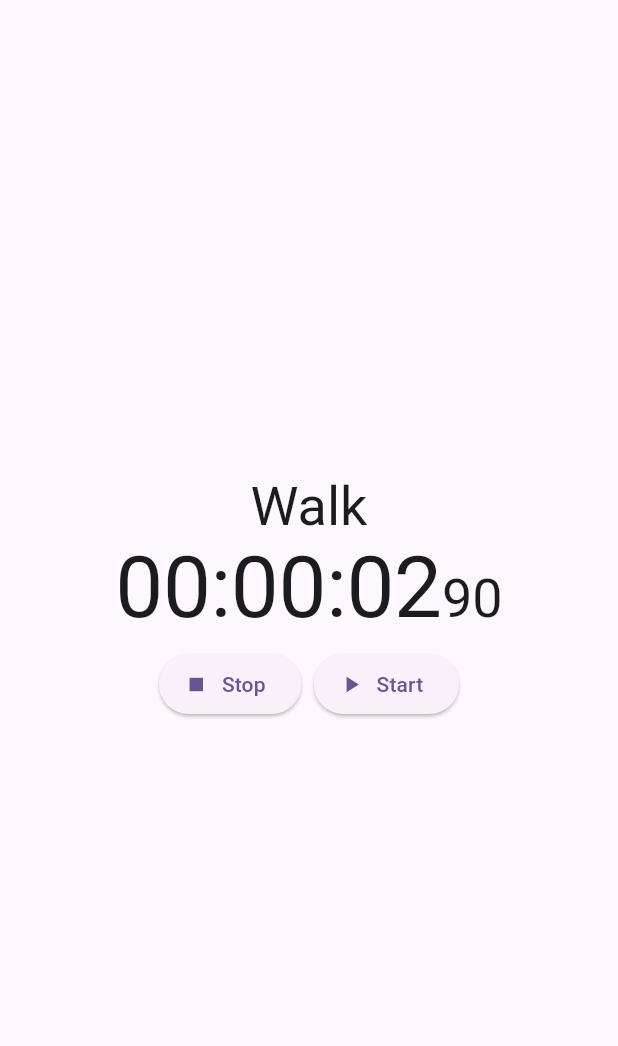
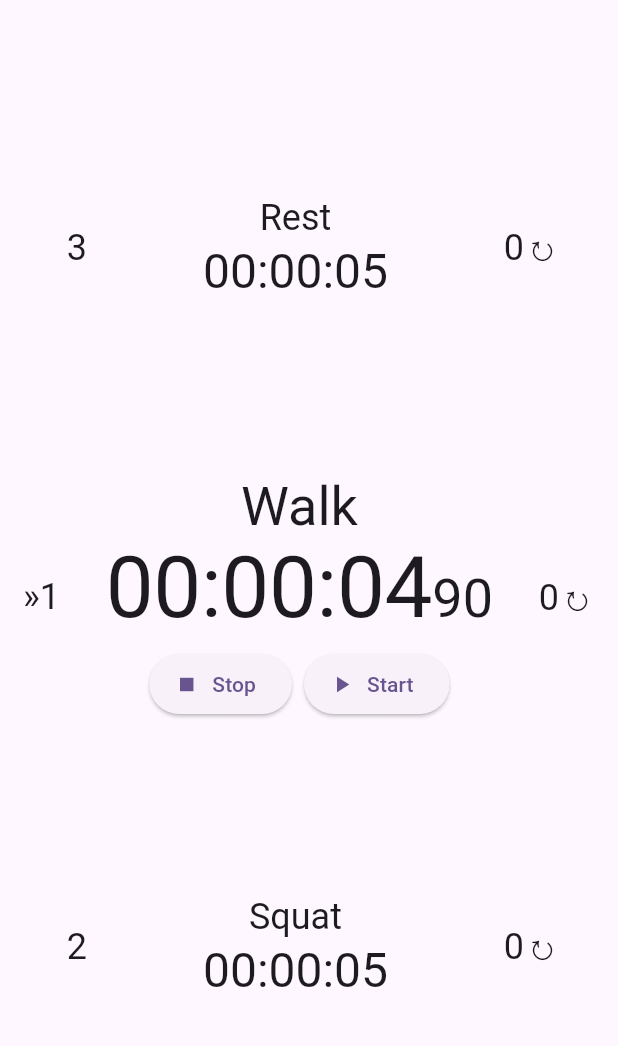
Before and after one commit to lucasrfma/interval_training_timer, a Flutter app: the screen it shows after launch, after a tap on "Start", on a phone screen of 412 x 824 dp, the part 63-1109 px from its top. Run offline on Flutter 3.47's test engine with Material 3 defaults, Android fonts, the light colour scheme and no system bars; missing offline and left inert: flutter_ringtone_player.

Commit message:
Training home now properly shows the previous, current and next interval. Once current interval ends, the next one starts automatically.

```diff
--- a/lib/main.dart
+++ b/lib/main.dart
@@ -4,16 +4,16 @@ import 'package:interval_training_timer/models/training_definition.dart';
 import 'package:interval_training_timer/widgets/interval_timer/training_home.dart';
 
 void main() {
-  runApp(const MyApp());
+  runApp(MyApp());
 }
 
 class MyApp extends StatelessWidget {
-  const MyApp({super.key});
+  MyApp({super.key});
 
-  static const dummyTraining = TrainingDefinition("Park", [
-    IntervalDefinition("Walk", Duration(seconds: 3)),
-    IntervalDefinition("Sprint", Duration(seconds: 3)),
-    IntervalDefinition("Rest", Duration(seconds: 3)),
+  final dummyTraining = TrainingDefinition("Park", [
+    IntervalDefinition("Walk", const Duration(seconds: 5), alarmDuration: 4),
+    IntervalDefinition("Squat", const Duration(seconds: 5), alarmDuration: 4),
+    IntervalDefinition("Rest", const Duration(seconds: 5), alarmDuration: 4),
   ]);
 
   @override
@@ -28,7 +28,7 @@ class MyApp extends StatelessWidget {
           appBar: AppBar(
             title: const Text("Interval Training Timer"),
           ),
-          body: const TrainingHome(dummyTraining)),
+          body: TrainingHome(dummyTraining)),
     );
   }
 }
--- a/lib/models/interval_definition.dart
+++ b/lib/models/interval_definition.dart
@@ -1,6 +1,8 @@
 class IntervalDefinition {
   final String name;
   final Duration duration;
+  final Duration alarmDuration;
 
-  const IntervalDefinition(this.name, this.duration);
+  IntervalDefinition(this.name, this.duration, {int alarmDuration = 8})
+      : alarmDuration = Duration(seconds: alarmDuration);
 }
--- a/lib/widgets/interval_timer/adjacent_interval.dart
+++ b/lib/widgets/interval_timer/adjacent_interval.dart
@@ -0,0 +1,26 @@
+import 'package:flutter/material.dart';
+import 'package:interval_training_timer/models/interval_definition.dart';
+
+class AdjacentInterval extends StatelessWidget {
+  const AdjacentInterval(this.interval, {super.key});
+
+  final IntervalDefinition interval;
+
+  @override
+  Widget build(BuildContext context) {
+    return Column(
+      mainAxisAlignment: MainAxisAlignment.center,
+      mainAxisSize: MainAxisSize.min,
+      children: [
+        Text(
+          interval.name,
+          style: Theme.of(context).textTheme.headlineSmall,
+        ),
+        Text(
+          interval.duration.toString().split(".").first.padLeft(8, "0"),
+          style: Theme.of(context).textTheme.headlineLarge,
+        ),
+      ],
+    );
+  }
+}
--- a/lib/widgets/interval_timer/timer_clock.dart
+++ b/lib/widgets/interval_timer/timer_clock.dart
@@ -1,14 +1,13 @@
 import 'dart:async';
 
 import 'package:flutter/material.dart';
-import 'package:flutter_ringtone_player/flutter_ringtone_player.dart';
 import 'package:interval_training_timer/models/interval_definition.dart';
 
 class TimerClock extends StatefulWidget {
   final IntervalDefinition interval;
-  final int alarmDuration;
+  final void Function() onTimerFinished;
 
-  const TimerClock(this.interval, {super.key, this.alarmDuration = 8});
+  const TimerClock(this.interval, this.onTimerFinished, {super.key});
 
   @override
   State<StatefulWidget> createState() => _TimerClockState();
@@ -17,10 +16,11 @@ class TimerClock extends StatefulWidget {
 class _TimerClockState extends State<TimerClock> {
   late String _bigTimeLeft;
   late String _smallTimeLeft;
+  late String _name;
   Timer? timer;
   static const refreshRate = Duration(milliseconds: 10);
   final stopwatch = Stopwatch();
-  var startable = true;
+  bool ready = true;
 
   void _updateTimeLeft(Duration duration) {
     var timeSplit = duration.toString().split(".");
@@ -31,6 +31,16 @@ class _TimerClockState extends State<TimerClock> {
   @override
   void initState() {
     super.initState();
+    _name = widget.interval.name;
+    _updateTimeLeft(widget.interval.duration);
+  }
+
+  @override
+  void didUpdateWidget(covariant TimerClock oldWidget) {
+    super.didUpdateWidget(oldWidget);
+    stopwatch.reset();
+    ready = true;
+    _name = widget.interval.name;
     _updateTimeLeft(widget.interval.duration);
   }
 
@@ -56,31 +66,24 @@ class _TimerClockState extends State<TimerClock> {
     setState(() {
       _updateTimeLeft(widget.interval.duration);
       stopwatch.reset();
-      startable = true;
     });
   }
 
-  void _timerFinished() {
-    _stopCountdown();
-    FlutterRingtonePlayer.playAlarm(asAlarm: true);
-    Future.delayed(Duration(seconds: widget.alarmDuration), () {
-      FlutterRingtonePlayer.stop();
-    });
-    setState(() {
-      startable = false;
-      _updateTimeLeft(Duration.zero);
-    });
+  void _finishInterval() {
+    ready = false;
+    widget.onTimerFinished();
   }
 
   void _updateClock(Timer t) {
+    if (ready) {
       var durationLeft = widget.interval.duration - stopwatch.elapsed;
-
       if (durationLeft < Duration.zero) {
-      _timerFinished();
+        _finishInterval();
       } else {
         setState(() {
           _updateTimeLeft(durationLeft);
         });
+      }
     }
   }
 
@@ -91,7 +94,7 @@ class _TimerClockState extends State<TimerClock> {
       mainAxisAlignment: MainAxisAlignment.center,
       children: [
         Text(
-          widget.interval.name,
+          _name,
           style: Theme.of(context).textTheme.displaySmall,
         ),
         Row(
@@ -126,7 +129,7 @@ class _TimerClockState extends State<TimerClock> {
                   ),
             const SizedBox(width: 8.0),
             ElevatedButton.icon(
-              onPressed: startable ? _startCountdown : null,
+              onPressed: _startCountdown,
               icon: const Icon(Icons.play_arrow),
               label: const Text("Start"),
             )
--- /dev/null
+++ b/lib/widgets/interval_timer/timer_row.dart
@@ -0,0 +1,33 @@
+import 'package:flutter/material.dart';
+
+class TimerRow extends StatelessWidget {
+  final Widget widget;
+  final int index;
+  final int cyclesDone;
+  final bool current;
+
+  const TimerRow(
+      {required this.index,
+      required this.widget,
+      required this.cyclesDone,
+      this.current = false,
+      super.key});
+
+  @override
+  Widget build(BuildContext context) {
+    return Row(
+      mainAxisAlignment: MainAxisAlignment.spaceAround,
+      children: [
+        Text(
+          current ? "»${index + 1}" : " ${index + 1}",
+          style: Theme.of(context).textTheme.headlineSmall,
+        ),
+        widget,
+        Text(
+          "$cyclesDone↻",
+          style: Theme.of(context).textTheme.headlineSmall,
+        ),
+      ],
+    );
+  }
+}
--- a/lib/widgets/interval_timer/training_home.dart
+++ b/lib/widgets/interval_timer/training_home.dart
@@ -1,7 +1,10 @@
 import 'package:flutter/material.dart';
+import 'package:flutter_ringtone_player/flutter_ringtone_player.dart';
 import 'package:interval_training_timer/models/interval_definition.dart';
 import 'package:interval_training_timer/models/training_definition.dart';
+import 'package:interval_training_timer/widgets/interval_timer/adjacent_interval.dart';
 import 'package:interval_training_timer/widgets/interval_timer/timer_clock.dart';
+import 'package:interval_training_timer/widgets/interval_timer/timer_row.dart';
 
 class TrainingHome extends StatefulWidget {
   const TrainingHome(this.training, {super.key});
@@ -12,12 +15,73 @@ class TrainingHome extends StatefulWidget {
 }
 
 class TrainingHomeState extends State<TrainingHome> {
+  // to keep track which intervals to show
+  int _currentIndex = 0;
+  late int _previousIndex;
+  late int _nextIndex;
+  late int _lastIndex;
+  late IntervalDefinition _currentInterval;
+
+  /// keep track of how many times each interval elapsed in this training session
+  late List<int> _intervalCounters;
+
+  int cyclesDone = 0;
+
+  @override
+  void initState() {
+    super.initState();
+    _lastIndex = widget.training.intervals.length - 1;
+    _previousIndex = _lastIndex;
+    _nextIndex = _calcNextIndex();
+    _currentInterval = widget.training.intervals[_currentIndex];
+    _intervalCounters = List.filled(widget.training.intervals.length, 0);
+  }
+
+  int _calcNextIndex() {
+    return _currentIndex == _lastIndex ? 0 : _currentIndex + 1;
+  }
+
+  void _setOffAlarm() {
+    FlutterRingtonePlayer.playAlarm(asAlarm: true);
+    Future.delayed(_currentInterval.alarmDuration, () {
+      FlutterRingtonePlayer.stop();
+    });
+  }
+
+  void _timerFinished() {
+    _setOffAlarm();
+    setState(() {
+      ++_intervalCounters[_currentIndex];
+
+      _previousIndex = _currentIndex;
+      _currentIndex = _calcNextIndex();
+      _nextIndex = _calcNextIndex();
+
+      _currentInterval = widget.training.intervals[_currentIndex];
+    });
+  }
+
   @override
   Widget build(BuildContext context) {
     return Column(
-      mainAxisAlignment: MainAxisAlignment.center,
+      mainAxisAlignment: MainAxisAlignment.spaceEvenly,
       children: [
-        TimerClock(widget.training.intervals[0]),
+        TimerRow(
+          index: _previousIndex,
+          widget: AdjacentInterval(widget.training.intervals[_previousIndex]),
+          cyclesDone: _intervalCounters[_previousIndex],
+        ),
+        TimerRow(
+          index: _currentIndex,
+          widget: TimerClock(_currentInterval, _timerFinished),
+          cyclesDone: _intervalCounters[_currentIndex],
+          current: true,
+        ),
+        TimerRow(
+          index: _nextIndex,
+          widget: AdjacentInterval(widget.training.intervals[_nextIndex]),
+          cyclesDone: _intervalCounters[_nextIndex],
+        ),
       ],
     );
   }
```
Lines whose indentation alone changed are shown as unchanged.
